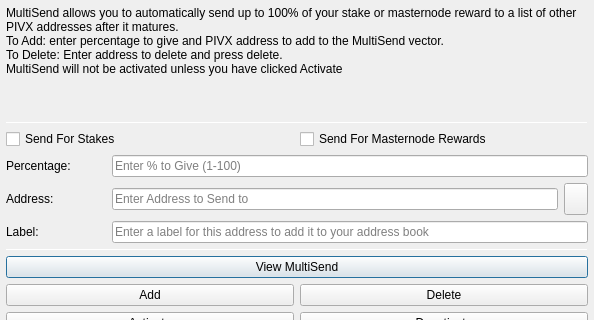
First picture: the form in src/qt/forms/multisenddialog.ui, repository zaka-coin/PIVX, before the edit; both pictures show x 0 to 594 and y 0 to 320 of the 594 by 526 pixel window.
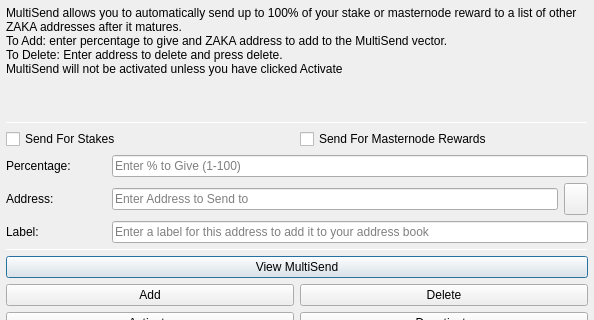
Second picture: the form after the edit. Icons and pictures are not drawn.

Diff of the .ui file:
```diff
--- a/src/qt/forms/multisenddialog.ui
+++ b/src/qt/forms/multisenddialog.ui
@@ -37,8 +37,8 @@
         <number>1</number>
        </property>
        <property name="text">
-        <string>MultiSend allows you to automatically send up to 100% of your stake or masternode reward to a list of other PIVX addresses after it matures.
-To Add: enter percentage to give and PIVX address to add to the MultiSend vector.
+        <string>MultiSend allows you to automatically send up to 100% of your stake or masternode reward to a list of other ZAKA addresses after it matures.
+To Add: enter percentage to give and ZAKA address to add to the MultiSend vector.
 To Delete: Enter address to delete and press delete.
 MultiSend will not be activated unless you have clicked Activate</string>
        </property>
```
